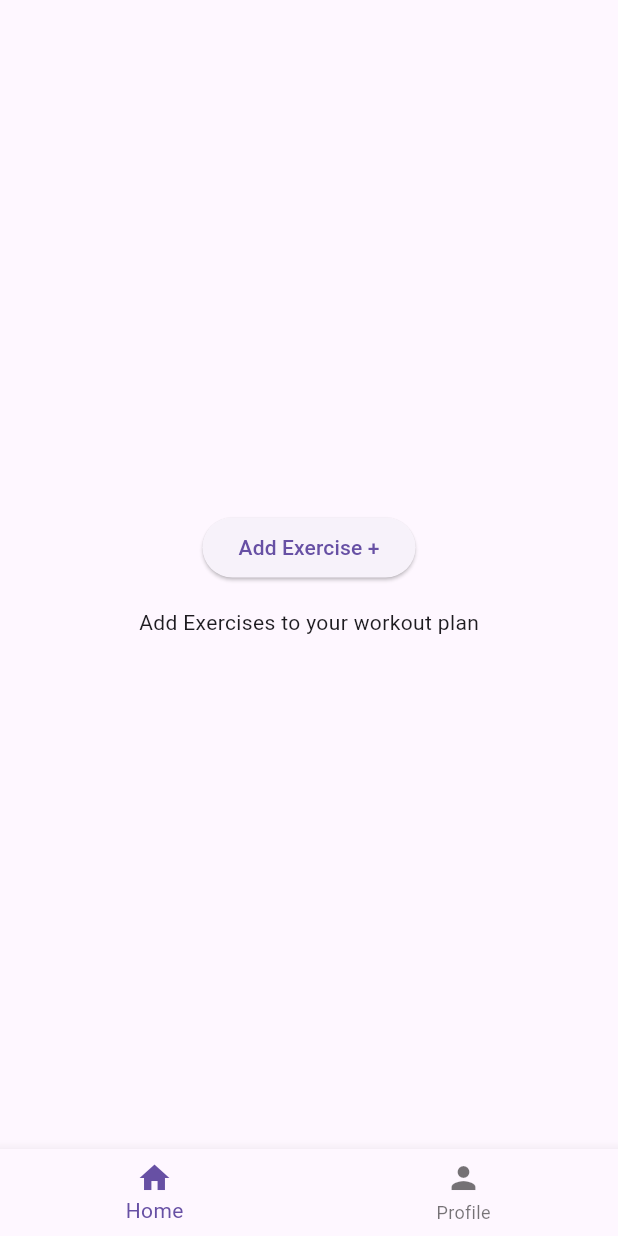
After one commit to Masuxd/TrainingTracker, a Flutter app: the MainLayout screen opened directly, after a tap on "Plan a workout", on a phone screen of 412 x 824 dp. The commit adds this screen. Run offline on Flutter 3.47's test engine with Material 3 defaults, Android fonts, the phone set to English and light mode, and no system bars; our stand-ins replace flutter_login, font_awesome_flutter.

Commit message:
Add initial draft of plan workout functionality

```diff
--- a/frontend/lib/common/navigation/app_routes.dart
+++ b/frontend/lib/common/navigation/app_routes.dart
@@ -1,5 +1,6 @@
 import 'package:flutter/material.dart';
 import 'package:frontend/features/auth/login_screen.dart';
+import 'package:frontend/plan_workout.dart';
 import 'package:frontend/start_workout.dart';
 import '../../profile_screen.dart';
 import '../../features/home/home_screen.dart';
@@ -15,6 +16,8 @@ class AppRoutes {
         return MaterialPageRoute(builder: (_) => TrainingProfile());
       case '/start-workout':
         return MaterialPageRoute(builder: (_) => StartWorkout());
+      case '/plan-workout':
+        return MaterialPageRoute(builder: (_) => PlanWorkout());
       default:
         return MaterialPageRoute(
           builder: (_) => Scaffold(
--- a/frontend/lib/features/home/home_screen.dart
+++ b/frontend/lib/features/home/home_screen.dart
@@ -40,7 +40,9 @@ class HomeScreen extends StatelessWidget {
           ),
           SizedBox(height: 15),
           ElevatedButton(
-            onPressed: null,
+            onPressed: () {
+              Navigator.pushNamed(context, '/plan-workout');
+            },
             child: Text('Plan a workout'),
           ),
           SizedBox(height: 15),
--- /dev/null
+++ b/frontend/lib/plan_workout.dart
@@ -0,0 +1,70 @@
+import 'package:flutter/material.dart';
+import 'package:provider/provider.dart';
+import 'common/widgets/layout_widget.dart';
+import 'common/widgets/workout_widget.dart';
+import 'common/widgets/select_workout.dart';
+
+class PlanWorkout extends StatelessWidget {
+  const PlanWorkout({super.key});
+
+  @override
+  Widget build(BuildContext context) {
+    return ChangeNotifierProvider(
+      create: (context) => PlanWorkoutState(),
+      child: MainLayout(
+        child: PlanWorkoutScreen(),
+        currentIndex: 0,
+      ),
+    );
+  }
+}
+
+class PlanWorkoutState extends ChangeNotifier {
+  bool hasWorkout = false;
+  String? selectedWorkout;
+
+  void setWorkout(String? workout) {
+    selectedWorkout = workout;
+    hasWorkout = true;
+    notifyListeners();
+  }
+}
+
+class PlanWorkoutScreen extends StatelessWidget {
+  @override
+  Widget build(BuildContext context) {
+    return Center(
+      child: Column(
+        mainAxisAlignment: MainAxisAlignment.center,
+        children: [
+          ElevatedButton(
+            onPressed: () async {
+              final selectWorkout = SelectWorkout();
+              String? selectedWorkout = await selectWorkout.show(context);
+              if (selectedWorkout != null) {
+                context.read<PlanWorkoutState>().setWorkout(selectedWorkout);
+              }
+            },
+            child: Text('Add Exercise +'),
+          ),
+          Consumer<PlanWorkoutState>(
+            builder: (
+              context,
+              workoutState,
+              child,
+            ) {
+              return workoutState.hasWorkout
+                  ? WorkoutWidget(selectedWorkout: workoutState.selectedWorkout)
+                  : Column(
+                      children: [
+                        SizedBox(height: 16),
+                        Text('Add Exercises to your workout plan'),
+                      ],
+                    );
+            },
+          ),
+        ],
+      ),
+    );
+  }
+}
```
